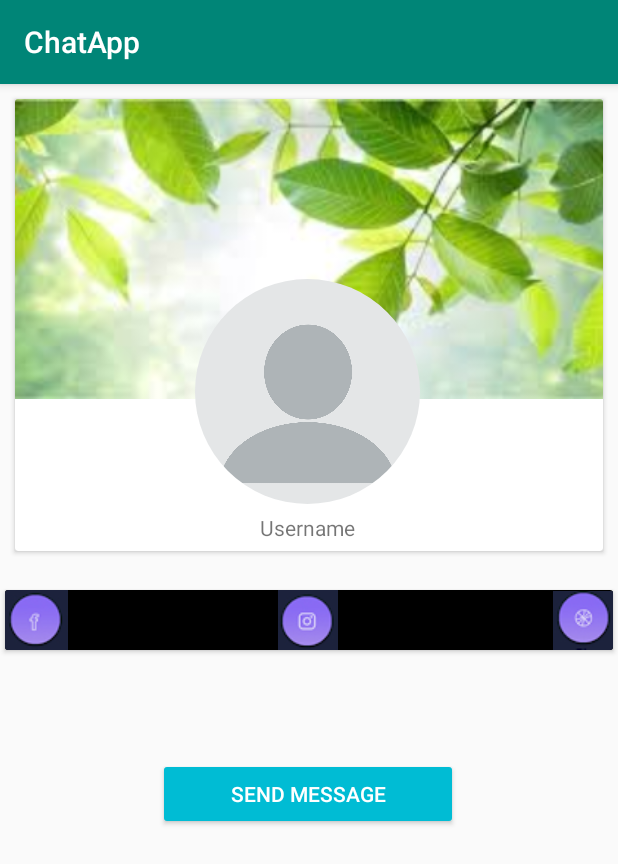
After one commit to asmasyafira/ChatApp, an Android app: the VisitProfileActivity screen opened directly, with no data from a screen before it, on a phone screen of 412 x 824 dp. The commit adds this screen. Shown: the top 864 px of the screen. Run offline under Robolectric (Android 15) with nearby library versions, the phone set to English and light mode, and no system bars; our stand-ins replace CircleImageView, Firebase (no records; nobody signed in at launch, a user with empty details on screens opened directly), Picasso; pictures from the network do not load.

Commit message:
Visit Profile

```diff
--- /dev/null
+++ b/app/src/main/java/com/example/chatapp/ChatActivity.kt
@@ -0,0 +1,12 @@
+package com.example.chatapp
+
+import androidx.appcompat.app.AppCompatActivity
+import android.os.Bundle
+
+class ChatActivity : AppCompatActivity() {
+
+    override fun onCreate(savedInstanceState: Bundle?) {
+        super.onCreate(savedInstanceState)
+        setContentView(R.layout.activity_chat)
+    }
+}
--- /dev/null
+++ b/app/src/main/java/com/example/chatapp/VisitProfileActivity.kt
@@ -0,0 +1,71 @@
+package com.example.chatapp
+
+import android.content.Intent
+import android.net.Uri
+import androidx.appcompat.app.AppCompatActivity
+import android.os.Bundle
+import com.example.chatapp.model.Users
+import com.google.firebase.database.DataSnapshot
+import com.google.firebase.database.DatabaseError
+import com.google.firebase.database.FirebaseDatabase
+import com.google.firebase.database.ValueEventListener
+import com.squareup.picasso.Picasso
+import kotlinx.android.synthetic.main.activity_visit_profile.*
+
+class VisitProfileActivity : AppCompatActivity() {
+    private var userVisitId: String = ""
+    var user: Users? = null
+
+    override fun onCreate(savedInstanceState: Bundle?) {
+        super.onCreate(savedInstanceState)
+        setContentView(R.layout.activity_visit_profile)
+
+        userVisitId = intent.getStringExtra("visit_id")
+        val ref = FirebaseDatabase.getInstance().reference.child("Users").child(userVisitId)
+        ref.addValueEventListener(object : ValueEventListener {
+            override fun onCancelled(error: DatabaseError) {
+            }
+
+            override fun onDataChange(snapshot: DataSnapshot) {
+                if (snapshot.exists()) {
+                    user = snapshot.getValue(Users::class.java)
+
+                    tv_username_visit_profile.text = user!!.getUsername()
+                    Picasso.get().load(user!!.getProfile()).into(iv_profile_visit)
+                    Picasso.get().load(user!!.getCover()).into(iv_cover_visit_profile)
+                }
+            }
+
+        })
+
+        iv_fb_visit_profile.setOnClickListener {
+            val uri = Uri.parse(user!!.getFacebook()) //uri parse -> mau ngeparse data nya
+            val intent = Intent(Intent.ACTION_VIEW, uri)
+            startActivity(intent)
+        }
+
+        iv_cover_visit_profile.setOnClickListener {
+            val uri = Uri.parse(user!!.getCover())
+            val intent = Intent(Intent.ACTION_VIEW, uri)
+            startActivity(intent)
+        }
+
+        iv_website_visit_profile.setOnClickListener {
+            val uri = Uri.parse(user!!.getWebsite())
+            val intent = Intent(Intent.ACTION_VIEW, uri)
+            startActivity(intent)
+        }
+
+        iv_ig_visit_profile.setOnClickListener {
+            val uri = Uri.parse(user!!.getFacebook())
+            val intent = Intent(Intent.ACTION_VIEW, uri)
+            startActivity(intent)
+        }
+
+        btn_send_message_visit_profile.setOnClickListener {
+            val intent = Intent(this, ChatActivity::class.java)
+            intent.putExtra("visit_id", user!!.getUID())
+            startActivity(intent)
+        }
+    }
+}
--- a/app/src/main/java/com/example/chatapp/adapter/UserAdapter.kt
+++ b/app/src/main/java/com/example/chatapp/adapter/UserAdapter.kt
@@ -2,12 +2,16 @@ package com.example.chatapp.adapter
 
 import android.app.AlertDialog
 import android.content.Context
+import android.content.DialogInterface
+import android.content.Intent
 import android.view.LayoutInflater
 import android.view.View
 import android.view.ViewGroup
 import android.widget.TextView
 import androidx.recyclerview.widget.RecyclerView
+import com.example.chatapp.ChatActivity
 import com.example.chatapp.R
+import com.example.chatapp.VisitProfileActivity
 import com.example.chatapp.model.Chat
 import com.example.chatapp.model.Users
 import com.google.firebase.auth.FirebaseAuth
@@ -32,7 +36,7 @@ class UserAdapter(mContext: Context, mUser: List<Users>, isChatcheck: Boolean) :
         this.isChatcheck = isChatcheck
     }
 
-    override fun onCreateViewHolder(parent: ViewGroup, viewType: Int): UserAdapter.ViewHolder {
+    override fun onCreateViewHolder(parent: ViewGroup, viewType: Int): ViewHolder {
         val view: View = LayoutInflater.from(mContext).inflate(R.layout.item_search, parent, false)
         return ViewHolder(view)
     }
@@ -66,9 +70,20 @@ class UserAdapter(mContext: Context, mUser: List<Users>, isChatcheck: Boolean) :
         holder.itemView.setOnClickListener {
             val options = arrayOf<CharSequence>("Sent Message", "Visit Profile")
             val builder : AlertDialog.Builder = AlertDialog.Builder(mContext)
-//            builder.setItems(options, {
-//
-//            })
+            //opsi ketika si itemaView di klik
+            builder.setItems(options, DialogInterface.OnClickListener() { dialog, position ->
+                if (position == 0){ //indexnya "Sent Message
+                    val intent = Intent(mContext, ChatActivity::class.java)
+                    intent.putExtra("visit_id", user.getUID())
+                    mContext.startActivity(intent)
+                }
+                if (position == 1){ //indexnya "Visit Profile"
+                    val intent = Intent(mContext, VisitProfileActivity::class.java)
+                    intent.putExtra("visit_id", user.getUID())
+                    mContext.startActivity(intent)
+                }
+            })
+            builder.show()
         }
     }
 
--- /dev/null
+++ b/app/src/main/res/layout/activity_chat.xml
@@ -0,0 +1,9 @@
+<?xml version="1.0" encoding="utf-8"?>
+<androidx.constraintlayout.widget.ConstraintLayout xmlns:android="http://schemas.android.com/apk/res/android"
+    xmlns:app="http://schemas.android.com/apk/res-auto"
+    xmlns:tools="http://schemas.android.com/tools"
+    android:layout_width="match_parent"
+    android:layout_height="match_parent"
+    tools:context=".ChatActivity">
+
+</androidx.constraintlayout.widget.ConstraintLayout>
--- /dev/null
+++ b/app/src/main/res/layout/activity_visit_profile.xml
@@ -0,0 +1,129 @@
+<?xml version="1.0" encoding="utf-8"?>
+<androidx.constraintlayout.widget.ConstraintLayout xmlns:android="http://schemas.android.com/apk/res/android"
+    xmlns:app="http://schemas.android.com/apk/res-auto"
+    xmlns:tools="http://schemas.android.com/tools"
+    android:layout_width="match_parent"
+    android:layout_height="match_parent"
+    tools:context=".VisitProfileActivity">
+
+    <androidx.cardview.widget.CardView
+        android:id="@+id/cv_visit_profile"
+        android:layout_width="match_parent"
+        android:layout_height="wrap_content"
+        android:layout_marginStart="@dimen/_10dp"
+        android:layout_marginTop="@dimen/_10dp"
+        android:layout_marginEnd="@dimen/_10dp"
+        app:layout_constraintEnd_toEndOf="parent"
+        app:layout_constraintStart_toStartOf="parent"
+        app:layout_constraintTop_toTopOf="parent">
+
+        <androidx.constraintlayout.widget.ConstraintLayout
+            android:layout_width="match_parent"
+            android:layout_height="match_parent">
+
+            <ImageView
+                android:id="@+id/iv_cover_visit_profile"
+                android:layout_width="match_parent"
+                android:layout_height="@dimen/_200dp"
+                android:scaleType="centerCrop"
+                app:layout_constraintEnd_toEndOf="parent"
+                app:layout_constraintStart_toStartOf="parent"
+                app:layout_constraintTop_toTopOf="parent"
+                app:srcCompat="@drawable/cover" />
+
+            <de.hdodenhof.circleimageview.CircleImageView
+                android:id="@+id/iv_profile_visit"
+                android:layout_width="@dimen/_150dp"
+                android:layout_height="@dimen/_150dp"
+                android:layout_marginStart="122dp"
+                android:layout_marginTop="120dp"
+                android:layout_marginEnd="122dp"
+                android:src="@drawable/profile"
+                app:layout_constraintEnd_toEndOf="parent"
+                app:layout_constraintHorizontal_bias="1.0"
+                app:layout_constraintStart_toStartOf="parent"
+                app:layout_constraintTop_toTopOf="@+id/iv_cover_visit_profile" />
+
+            <TextView
+                android:id="@+id/tv_username_visit_profile"
+                android:layout_width="wrap_content"
+                android:layout_height="wrap_content"
+                android:layout_marginTop="6dp"
+                android:layout_marginBottom="6dp"
+                android:text="@string/txt_username"
+                app:layout_constraintBottom_toBottomOf="parent"
+                app:layout_constraintEnd_toEndOf="@+id/iv_profile_visit"
+                app:layout_constraintStart_toStartOf="@+id/iv_profile_visit"
+                app:layout_constraintTop_toBottomOf="@+id/iv_profile_visit" />
+
+        </androidx.constraintlayout.widget.ConstraintLayout>
+
+    </androidx.cardview.widget.CardView>
+
+    <androidx.cardview.widget.CardView
+        android:id="@+id/cv_second_visit_profile"
+        android:layout_width="405dp"
+        android:layout_height="wrap_content"
+        android:layout_marginStart="10dp"
+        android:layout_marginTop="@dimen/_26dp"
+        android:layout_marginEnd="10dp"
+        android:background="#000000"
+        app:layout_constraintEnd_toEndOf="parent"
+        app:layout_constraintStart_toStartOf="parent"
+        app:layout_constraintTop_toBottomOf="@+id/cv_visit_profile">
+
+        <androidx.constraintlayout.widget.ConstraintLayout
+            android:id="@+id/cl_second"
+            android:layout_width="match_parent"
+            android:layout_height="wrap_content"
+            android:background="#000000">
+
+            <ImageView
+                android:id="@+id/iv_fb_visit_profile"
+                android:layout_width="wrap_content"
+                android:layout_height="wrap_content"
+                app:layout_constraintBottom_toBottomOf="parent"
+                app:layout_constraintStart_toStartOf="parent"
+                app:layout_constraintTop_toTopOf="parent"
+                app:srcCompat="@drawable/fb" />
+
+            <ImageView
+                android:id="@+id/iv_ig_visit_profile"
+                android:layout_width="wrap_content"
+                android:layout_height="wrap_content"
+                android:layout_marginStart="140dp"
+                app:layout_constraintBottom_toBottomOf="@+id/iv_fb_visit_profile"
+                app:layout_constraintStart_toEndOf="@+id/iv_fb_visit_profile"
+                app:layout_constraintTop_toTopOf="@+id/iv_fb_visit_profile"
+                app:layout_constraintVertical_bias="0.0"
+                app:srcCompat="@drawable/instagram" />
+
+            <ImageView
+                android:id="@+id/iv_website_visit_profile"
+                android:layout_width="wrap_content"
+                android:layout_height="wrap_content"
+                app:layout_constraintBottom_toBottomOf="@+id/iv_fb_visit_profile"
+                app:layout_constraintEnd_toEndOf="parent"
+                app:layout_constraintHorizontal_bias="1.0"
+                app:layout_constraintStart_toEndOf="@+id/iv_ig_visit_profile"
+                app:layout_constraintTop_toTopOf="@+id/iv_fb_visit_profile"
+                app:layout_constraintVertical_bias="1.0"
+                app:srcCompat="@drawable/website" />
+
+        </androidx.constraintlayout.widget.ConstraintLayout>
+    </androidx.cardview.widget.CardView>
+
+    <Button
+        android:id="@+id/btn_send_message_visit_profile"
+        android:layout_width="@dimen/_200dp"
+        android:layout_height="wrap_content"
+        android:layout_marginTop="72dp"
+        android:backgroundTint="#00BCD4"
+        android:text="send message"
+        android:textColor="#FFFFFF"
+        app:layout_constraintEnd_toEndOf="parent"
+        app:layout_constraintHorizontal_bias="0.498"
+        app:layout_constraintStart_toStartOf="parent"
+        app:layout_constraintTop_toBottomOf="@+id/cv_second_visit_profile" />
+
+</androidx.constraintlayout.widget.ConstraintLayout>
--- a/app/src/main/res/values/dimens.xml
+++ b/app/src/main/res/values/dimens.xml
@@ -4,4 +4,7 @@
     <dimen name="_18sp">18sp</dimen>
     <dimen name="_26dp">26dp</dimen>
     <dimen name="_60dp">60dp</dimen>
+    <dimen name="_10dp">10dp</dimen>
+    <dimen name="_150dp">150dp</dimen>
+    <dimen name="_200dp">200dp</dimen>
 </resources>
```
Also changed, not shown: app/src/main/AndroidManifest.xml (+6 -3 lines).
